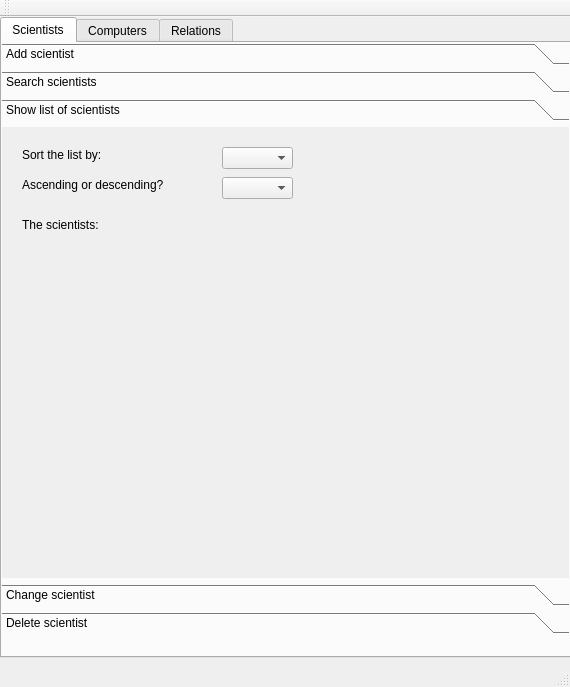
Above: week3/mainwindow.ui from jonsig/verklegt-namskeid-1 before the change. Below: the same form after it.
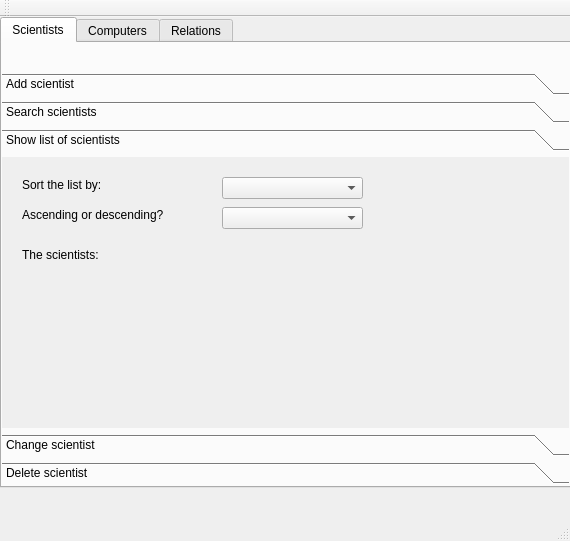
That is the form after the change. The open tabs and pages were chosen to show the change.

Commit message: dropdown glugga valkostir

```diff
--- a/week3/mainwindow.ui
+++ b/week3/mainwindow.ui
@@ -7,7 +7,7 @@
     <x>0</x>
     <y>0</y>
     <width>570</width>
-    <height>687</height>
+    <height>541</height>
    </rect>
   </property>
   <property name="windowTitle">
@@ -23,7 +23,7 @@
       <x>0</x>
       <y>0</y>
       <width>571</width>
-      <height>641</height>
+      <height>471</height>
      </rect>
     </property>
     <property name="currentIndex">
@@ -37,9 +37,9 @@
       <property name="geometry">
        <rect>
         <x>0</x>
-        <y>0</y>
+        <y>30</y>
         <width>571</width>
-        <height>591</height>
+        <height>411</height>
        </rect>
       </property>
       <property name="currentIndex">
@@ -297,6 +297,14 @@
        </widget>
       </widget>
       <widget class="QWidget" name="page_3">
+       <property name="geometry">
+        <rect>
+         <x>0</x>
+         <y>0</y>
+         <width>571</width>
+         <height>241</height>
+        </rect>
+       </property>
        <attribute name="label">
         <string>Show list of scientists</string>
        </attribute>
@@ -323,7 +331,7 @@
          <rect>
           <x>220</x>
           <y>20</y>
-          <width>71</width>
+          <width>141</width>
           <height>22</height>
          </rect>
         </property>
@@ -351,7 +359,7 @@
          <rect>
           <x>220</x>
           <y>50</y>
-          <width>71</width>
+          <width>141</width>
           <height>22</height>
          </rect>
         </property>
```
Left out of the diff: 96 changed lines with no effect on the pictures. The commit also changes 1 other file.
